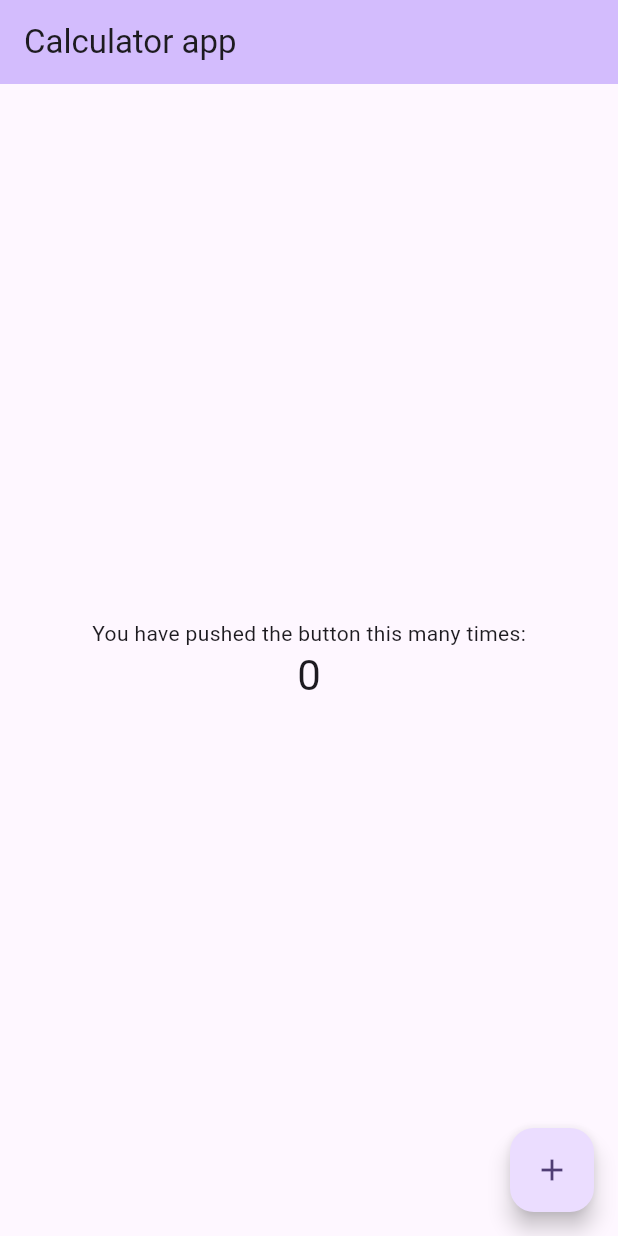
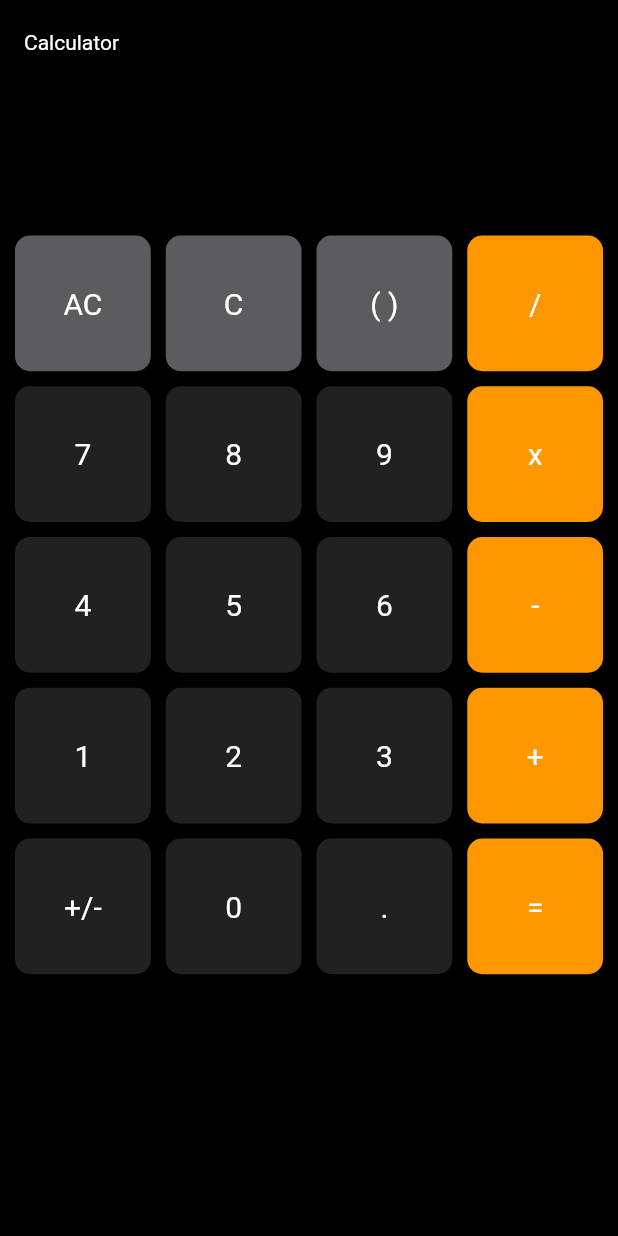
Before and after one commit to makla12/kalkulator, a Flutter app: the screen it shows after launch, on a phone screen of 412 x 824 dp. Run offline on Flutter 3.47's test engine with Material 3 defaults, Android fonts, the phone set to English and light mode, and no system bars.

Commit message:
create calculator display

```diff
--- a/lib/app.dart
+++ b/lib/app.dart
@@ -8,10 +8,7 @@ class MyApp extends StatelessWidget {
   Widget build(BuildContext context) {
     return MaterialApp(
       title: 'Calculator App',
-      theme: ThemeData(
-        colorScheme: ColorScheme.fromSeed(seedColor: Colors.deepPurple),
-      ),
-      home: const MyHomePage(title: 'Calculator app'),
+      home: const MyHomePage(),
     );
   }
 }
--- a/lib/screens/home_screen.dart
+++ b/lib/screens/home_screen.dart
@@ -1,47 +1,94 @@
 import 'package:flutter/material.dart';
+import 'package:kalkulator/widgets/screen.dart';
+import 'package:kalkulator/widgets/calculator_grid.dart';
 
 class MyHomePage extends StatefulWidget {
-  const MyHomePage({super.key, required this.title});
-
-  final String title;
+  const MyHomePage({super.key});
 
   @override
   State<MyHomePage> createState() => _MyHomePageState();
 }
 
 class _MyHomePageState extends State<MyHomePage> {
-  int _counter = 0;
+  String _operation = "";
+  String _displayText = "";
 
-  void _incrementCounter() {
+  void updateDisplayText(){
     setState(() {
-      _counter++;
+      _displayText = _operation.replaceAll(";", "");
     });
+  }
+
+  void _clear() {
+    if (_operation[_operation.length - 1] == ";") {
+      _operation = _operation.substring(0, _operation.length - 3);
+    } else {
+      _operation = _operation = _operation.substring(0, _operation.length - 1);
+    }
+
+    updateDisplayText();
+  }
+
+  void _clearAll(){
+    _operation = "";
+
+    updateDisplayText();
+  }
+
+  void _enterDigit(String digit) {
+    if(digit == "." && _operation[_operation.length - 1] == ".") return;
+    _operation += digit;
+
+    updateDisplayText();
+  }
+
+  void _enterOperator(String operator) {
+    if(_operation.isEmpty || _operation[_operation.length - 1] == ";") _clear();
+    _operation += ";$operator;";
+
+    updateDisplayText();
+  }
+
+  void _negative(){
+    if (_operation.contains(";") || _operation.isEmpty) return;
+    if (_operation[0] == "-") {
+      _operation = _operation.substring(1);
+    } else {
+      _operation = "-$_operation";
+    }
+
+    updateDisplayText();
+  }
+
+  void _claculate(String operation){
+    print(operation.split(";"));
   }
 
   @override
   Widget build(BuildContext context) {
     return Scaffold(
+      backgroundColor: Colors.black,
       appBar: AppBar(
-        backgroundColor: Theme.of(context).colorScheme.inversePrimary,
-        title: Text(widget.title),
+        backgroundColor: Colors.black,
+        titleTextStyle: TextStyle(color: Colors.white),
+        title: Text("Calculator"),
       ),
-      body: Center(
-        child: Column(
-          mainAxisAlignment: MainAxisAlignment.center,
-          children: <Widget>[
-            const Text('You have pushed the button this many times:'),
-            Text(
-              '$_counter',
-              style: Theme.of(context).textTheme.headlineMedium,
-            ),
-          ],
-        ),
-      ),
-      floatingActionButton: FloatingActionButton(
-        onPressed: _incrementCounter,
-        tooltip: 'Increment',
-        child: const Icon(Icons.add),
+
+      body: Column(
+        children: <Widget>[
+          Screen(text: _displayText),
+
+          CalculatorGrid(buttonsData: _buttonsData)
+        ],
       ),
     );
   }
+
+  late final Map<String, void Function()> _buttonsData = {
+    "AC": _clearAll, "C": _clear, "( )": () {}, "/": () {_enterOperator("/");},
+    "7": (){_enterDigit("7");}, "8": () {_enterDigit("8");}, "9": () {_enterDigit("9");}, "x": () {_enterOperator("x");},
+    "4": () {_enterDigit("4");}, "5": () {_enterDigit("5");}, "6": () {_enterDigit("6");}, "-": () {_enterOperator("-");},
+    "1": () {_enterDigit("1");}, "2": () {_enterDigit("2");}, "3": () {_enterDigit("3");}, "+": () {_enterOperator("+");},
+    "+/-": _negative, "0": () {_enterDigit("0");}, ".": () {_enterDigit(".");}, "=": (){_claculate(_operation);},
+  };
 }
--- /dev/null
+++ b/lib/widgets/button.dart
@@ -0,0 +1,34 @@
+import 'package:flutter/material.dart';
+
+class Button extends StatelessWidget {
+  Button({super.key, required this.text, required this.onPressed});
+  final String text;
+  final void Function() onPressed;
+
+  final Map<String, Color> _buttonColors = {
+    "AC": Color(0xFF5c5c5f),
+    "C": Color(0xFF5c5c5f),
+    "( )": Color(0xFF5c5c5f),
+    "/": Colors.orange,
+    "x": Colors.orange,
+    "-": Colors.orange,
+    "+": Colors.orange,
+    "=": Colors.orange,
+  };
+
+  @override
+  Widget build(BuildContext context) {
+    return ElevatedButton(
+      onPressed: onPressed,
+      style: ElevatedButton.styleFrom(
+        backgroundColor: _buttonColors[text] ?? Colors.grey[900],
+        alignment: Alignment.center,
+        textStyle: TextStyle(fontSize: 20),
+        shape: RoundedRectangleBorder(
+          borderRadius: BorderRadius.circular(10),
+        ),
+      ),
+      child: Text(text, style: TextStyle(color: Colors.white)),
+    );
+  }
+}
--- /dev/null
+++ b/lib/widgets/calculator_grid.dart
@@ -0,0 +1,25 @@
+import 'package:flutter/material.dart';
+import 'button.dart';
+
+class CalculatorGrid extends StatelessWidget {
+  const CalculatorGrid({super.key, required this.buttonsData});
+  final Map<String, void Function()> buttonsData;
+
+  @override
+  Widget build(BuildContext context) {
+    return Expanded(
+      child: Padding(
+        padding: EdgeInsets.all(10),
+        child: GridView.count(
+          crossAxisCount: 4,
+          crossAxisSpacing: 10,
+          mainAxisSpacing: 10,
+          children: [
+            for (var button in buttonsData.keys)
+              Button(text: button, onPressed: buttonsData[button]!),
+          ],
+        ),
+      ),
+    );
+  }
+}
--- /dev/null
+++ b/lib/widgets/screen.dart
@@ -0,0 +1,15 @@
+import 'package:flutter/material.dart';
+
+class Screen extends StatelessWidget {
+  const Screen({super.key, required this.text});
+  final String text;
+
+  @override
+  Widget build(BuildContext context) {
+    return Container(
+      alignment: Alignment.topRight,
+      padding: EdgeInsets.all(10),
+      child: Text(text, style: TextStyle(fontSize: 50, color: Colors.white)),
+    );
+  }
+}
```
